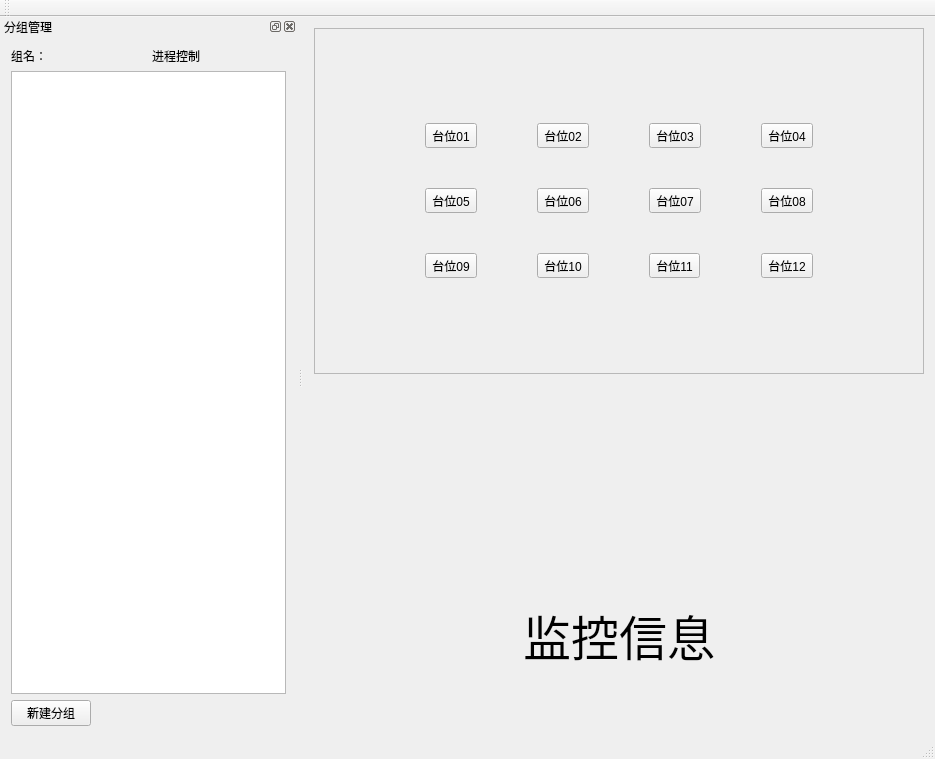
backto25/Stone, file mainwindow.ui: the form before one commit.
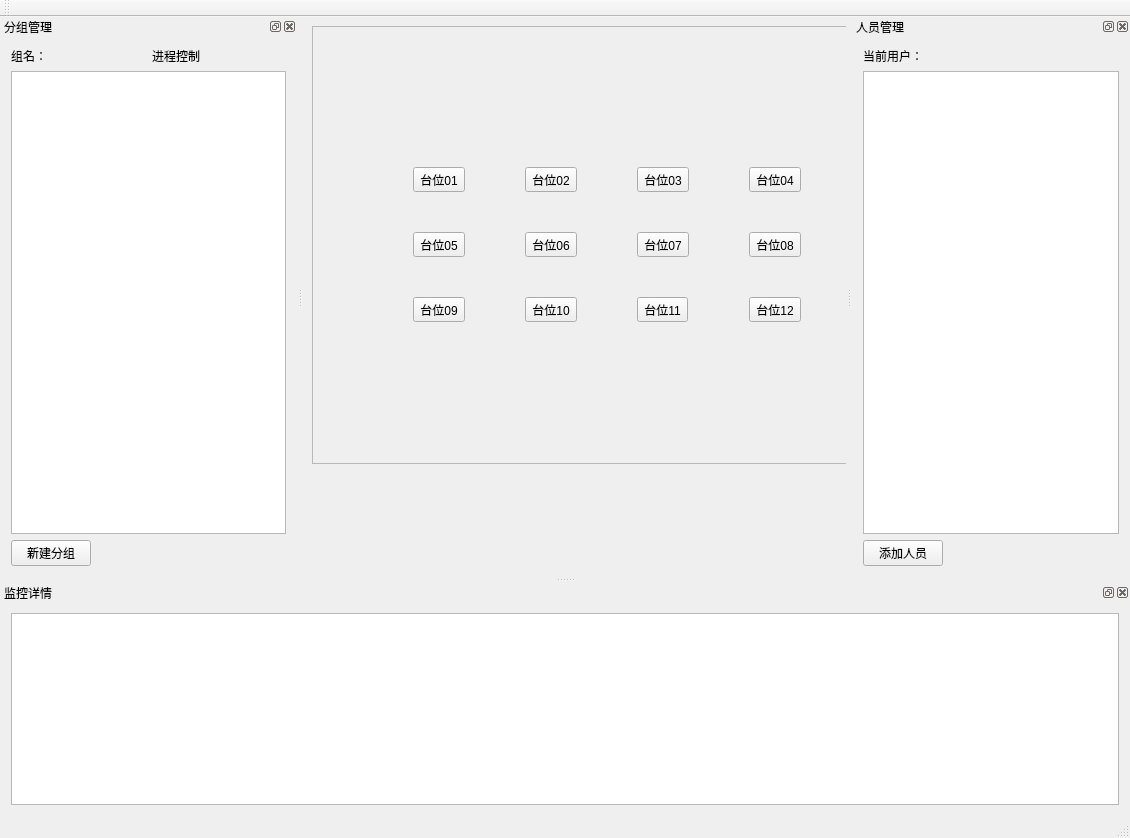
The form after the commit. Icons and pictures are not drawn.

Commit message: youjian menu

Patch:
```diff
--- a/mainwindow.ui
+++ b/mainwindow.ui
@@ -6,8 +6,8 @@
    <rect>
     <x>0</x>
     <y>0</y>
-    <width>935</width>
-    <height>759</height>
+    <width>1130</width>
+    <height>838</height>
    </rect>
   </property>
   <property name="windowTitle">
@@ -17,9 +17,15 @@
    <enum>Qt::ToolButtonIconOnly</enum>
   </property>
   <widget class="QWidget" name="centralWidget">
-   <layout class="QGridLayout" name="gridLayout_5">
-    <item row="0" column="0">
      <widget class="QFrame" name="frame">
+    <property name="geometry">
+     <rect>
+      <x>9</x>
+      <y>9</y>
+      <width>590</width>
+      <height>438</height>
+     </rect>
+    </property>
       <property name="frameShape">
        <enum>QFrame::StyledPanel</enum>
       </property>
@@ -279,43 +285,6 @@
        </item>
       </layout>
      </widget>
-    </item>
-    <item row="1" column="0">
-     <widget class="QWidget" name="widget" native="true">
-      <layout class="QGridLayout" name="gridLayout_4">
-       <item row="1" column="0">
-        <widget class="QLabel" name="label_3">
-         <property name="font">
-          <font>
-           <family>Agency FB</family>
-           <pointsize>36</pointsize>
-          </font>
-         </property>
-         <property name="text">
-          <string>监控信息</string>
-         </property>
-         <property name="textFormat">
-          <enum>Qt::AutoText</enum>
-         </property>
-         <property name="scaledContents">
-          <bool>false</bool>
-         </property>
-         <property name="alignment">
-          <set>Qt::AlignCenter</set>
-         </property>
-        </widget>
-       </item>
-       <item row="0" column="0">
-        <widget class="QLabel" name="label_4">
-         <property name="text">
-          <string/>
-         </property>
-        </widget>
-       </item>
-      </layout>
-     </widget>
-    </item>
-   </layout>
   </widget>
   <widget class="QMenuBar" name="menuBar">
    <property name="geometry">
@@ -402,6 +371,73 @@
     </layout>
    </widget>
   </widget>
+  <widget class="QDockWidget" name="dockWidgetStaff">
+   <property name="windowTitle">
+    <string>人员管理</string>
+   </property>
+   <attribute name="dockWidgetArea">
+    <number>2</number>
+   </attribute>
+   <widget class="QWidget" name="dockWidgetContents">
+    <layout class="QGridLayout" name="gridLayout_4">
+     <item row="0" column="0">
+      <widget class="QLabel" name="label_3">
+       <property name="text">
+        <string>当前用户：</string>
+       </property>
+      </widget>
+     </item>
+     <item row="1" column="0" colspan="2">
+      <widget class="QListWidget" name="listWidgetStaff">
+       <property name="textElideMode">
+        <enum>Qt::ElideMiddle</enum>
+       </property>
+       <property name="layoutMode">
+        <enum>QListView::SinglePass</enum>
+       </property>
+       <property name="sortingEnabled">
+        <bool>true</bool>
+       </property>
+      </widget>
+     </item>
+     <item row="2" column="0">
+      <widget class="QPushButton" name="pushButton">
+       <property name="text">
+        <string>添加人员</string>
+       </property>
+      </widget>
+     </item>
+     <item row="2" column="1">
+      <spacer name="horizontalSpacer">
+       <property name="orientation">
+        <enum>Qt::Horizontal</enum>
+       </property>
+       <property name="sizeHint" stdset="0">
+        <size>
+         <width>134</width>
+         <height>20</height>
+        </size>
+       </property>
+      </spacer>
+     </item>
+    </layout>
+   </widget>
+  </widget>
+  <widget class="QDockWidget" name="dockWidgetMonitor">
+   <property name="windowTitle">
+    <string>监控详情</string>
+   </property>
+   <attribute name="dockWidgetArea">
+    <number>8</number>
+   </attribute>
+   <widget class="QWidget" name="dockWidgetContents_2">
+    <layout class="QGridLayout" name="gridLayout_5">
+     <item row="0" column="0">
+      <widget class="QTextBrowser" name="textBrowser"/>
+     </item>
+    </layout>
+   </widget>
+  </widget>
  </widget>
  <layoutdefault spacing="6" margin="11"/>
  <resources>
```
Left out of the diff: 2 changed lines with no effect on the pictures. Lines whose indentation alone changed are shown as unchanged. The commit also changes 2 other files.
